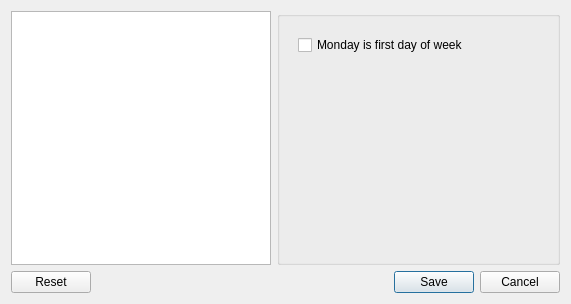
First picture: the form in branches/running-slim/src/views/settingsview.ui, repository electri/running, before the edit.
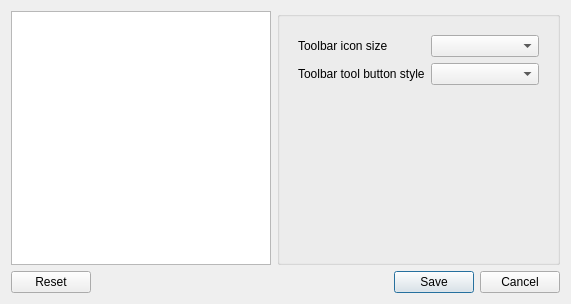
Second picture: the form after the edit. Icons and pictures are not drawn.

Diff of the .ui file:
```diff
--- a/branches/running-slim/src/views/settingsview.ui
+++ b/branches/running-slim/src/views/settingsview.ui
@@ -43,6 +43,46 @@
           <property name="currentIndex">
            <number>0</number>
           </property>
+          <widget class="QWidget" name="page">
+           <layout class="QGridLayout" name="gridLayout_4">
+            <item row="1" column="0">
+             <widget class="QLabel" name="label_5">
+              <property name="text">
+               <string>Toolbar tool button style</string>
+              </property>
+              <property name="buddy">
+               <cstring>toolbarToolButtonStyleComboBox</cstring>
+              </property>
+             </widget>
+            </item>
+            <item row="1" column="1">
+             <widget class="QComboBox" name="toolbarToolButtonStyleComboBox"/>
+            </item>
+            <item row="3" column="1">
+             <spacer name="verticalSpacer_3">
+              <property name="orientation">
+               <enum>Qt::Vertical</enum>
+              </property>
+              <property name="sizeHint" stdset="0">
+               <size>
+                <width>20</width>
+                <height>40</height>
+               </size>
+              </property>
+             </spacer>
+            </item>
+            <item row="0" column="0">
+             <widget class="QLabel" name="label_6">
+              <property name="text">
+               <string>Toolbar icon size</string>
+              </property>
+             </widget>
+            </item>
+            <item row="0" column="1">
+             <widget class="QComboBox" name="toolbarIconSizeComboBox"/>
+            </item>
+           </layout>
+          </widget>
           <widget class="QWidget" name="calendarPage">
            <layout class="QGridLayout" name="gridLayout_3">
             <item row="0" column="0">
```
Left out of the diff: 80 changed lines with no effect on the pictures.
